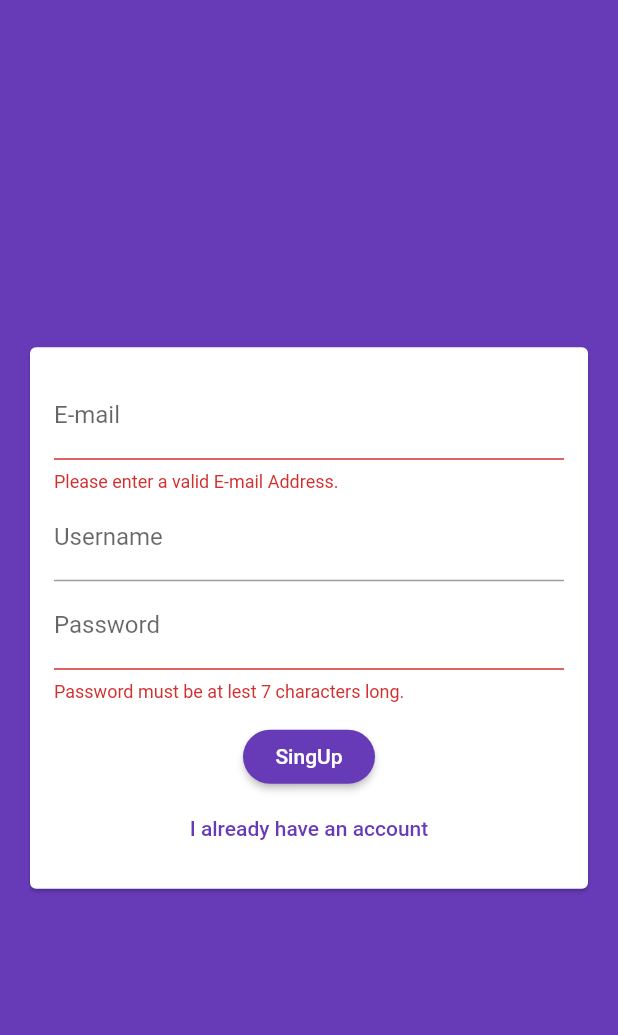
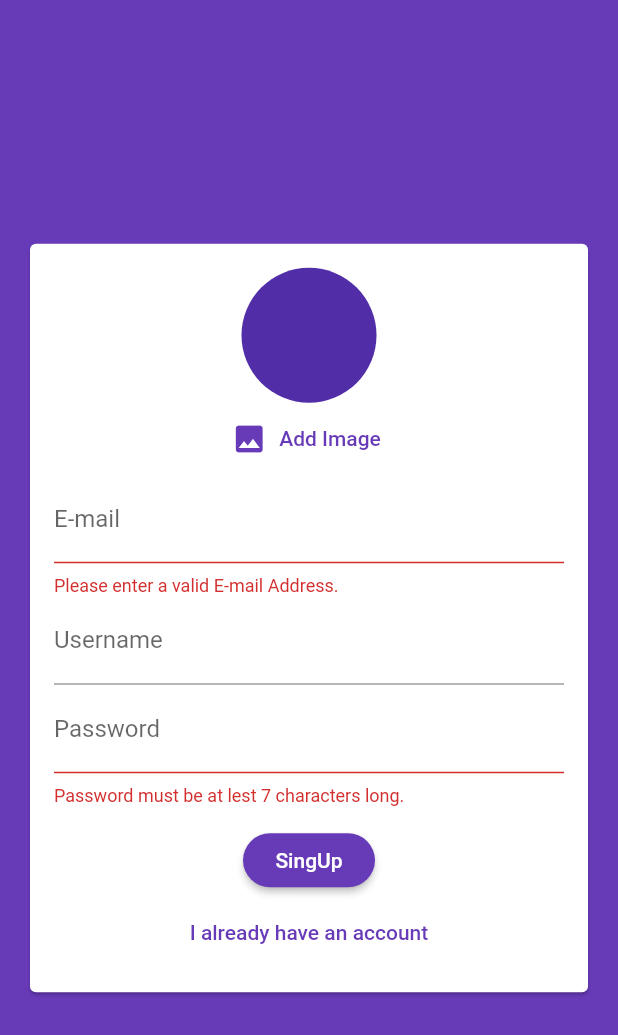
Before and after one commit to gouthamk-cryptichub/ChatIT_APP, a Flutter app: the screen it shows after launch, after a tap on "Login", after a tap on "Create new Account", on a phone screen of 412 x 824 dp. Shown: the top 1035 px of the screen. Run offline on Flutter 3.47's test engine with Material 2 defaults, Android fonts, the phone set to English and light mode, and no system bars; our stand-ins replace cloud_firestore, firebase_auth, firebase_core, image_picker; accounts and stored records are empty.

Commit message:
added image picker

```diff
--- a/lib/widgets/auth/auth_form.dart
+++ b/lib/widgets/auth/auth_form.dart
@@ -1,4 +1,6 @@
 import 'package:flutter/material.dart';
+
+import '../pickers/user_image_picker.dart';
 
 class AuthForm extends StatefulWidget {
   final void Function(String email, String password, String username,
@@ -48,6 +50,7 @@ class _AuthFormState extends State<AuthForm> {
               child: Column(
                 mainAxisSize: MainAxisSize.min,
                 children: [
+                  if (!_isLogin) UserImagePicker(),
                   TextFormField(
                     key: ValueKey('email'),
                     validator: (value) {
--- /dev/null
+++ b/lib/widgets/pickers/user_image_picker.dart
@@ -0,0 +1,38 @@
+import 'dart:io';
+
+import 'package:flutter/material.dart';
+import 'package:image_picker/image_picker.dart';
+
+class UserImagePicker extends StatefulWidget {
+  @override
+  _UserImagePickerState createState() => _UserImagePickerState();
+}
+
+class _UserImagePickerState extends State<UserImagePicker> {
+  File _pickedImage;
+  void _pickImage() async {
+    final pickedImageFile =
+        await ImagePicker.pickImage(source: ImageSource.camera);
+    setState(() {
+      _pickedImage = pickedImageFile;
+    });
+  }
+
+  @override
+  Widget build(BuildContext context) {
+    return Column(
+      children: [
+        CircleAvatar(
+          radius: 45,
+          backgroundImage:
+              _pickedImage != null ? FileImage(_pickedImage) : null,
+        ),
+        FlatButton.icon(
+            textColor: Theme.of(context).primaryColor,
+            onPressed: _pickImage,
+            icon: Icon(Icons.image),
+            label: Text('Add Image')),
+      ],
+    );
+  }
+}
--- a/pubspec.yaml
+++ b/pubspec.yaml
@@ -25,6 +25,7 @@ dependencies:
     sdk: flutter
   cloud_firestore: ^0.14.4
   firebase_auth: ^0.18.4+1
+  image_picker: ^0.6.7+17
 
 
   # The following adds the Cupertino Icons font to your application.
```
Also changed, not shown: pubspec.lock, 1 other file.
